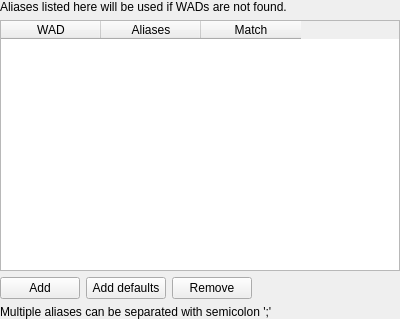
This is src/core/gui/configuration/cfgwadalias.ui in DoomseekerTeam/Doomseeker as Qt 5 draws it before an edit. The edited form follows.
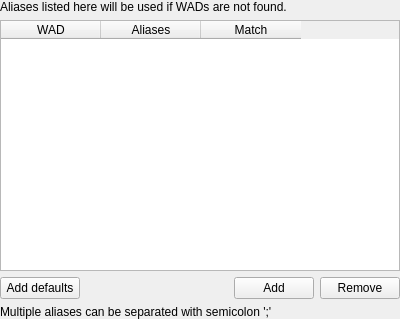
This is the edited form. Icons and pictures are not drawn.

Commit message: Make the "Add defaults"/Add/Remove layouts the same (#3676)

```diff
--- a/src/core/gui/configuration/cfgwadalias.ui
+++ b/src/core/gui/configuration/cfgwadalias.ui
@@ -69,17 +69,6 @@
    </item>
    <item>
     <layout class="QHBoxLayout" name="horizontalLayout">
-     <item>
-      <widget class="QPushButton" name="btnAdd">
-       <property name="text">
-        <string>Add</string>
-       </property>
-       <property name="icon">
-        <iconset resource="../../../../media/resources.qrc">
-         <normaloff>:/icons/plus.png</normaloff>:/icons/plus.png</iconset>
-       </property>
-      </widget>
-     </item>
      <item>
       <widget class="QPushButton" name="btnAddDefaults">
        <property name="text">
@@ -91,17 +80,6 @@
        </property>
       </widget>
      </item>
-     <item>
-      <widget class="QPushButton" name="btnRemove">
-       <property name="text">
-        <string>Remove</string>
-       </property>
-       <property name="icon">
-        <iconset resource="../../../../media/resources.qrc">
-         <normaloff>:/icons/x.png</normaloff>:/icons/x.png</iconset>
-       </property>
-      </widget>
-     </item>
      <item>
       <spacer name="horizontalSpacer">
        <property name="orientation">
@@ -115,6 +93,28 @@
        </property>
       </spacer>
      </item>
+     <item>
+      <widget class="QPushButton" name="btnAdd">
+       <property name="text">
+        <string>Add</string>
+       </property>
+       <property name="icon">
+        <iconset resource="../../../../media/resources.qrc">
+         <normaloff>:/icons/plus.png</normaloff>:/icons/plus.png</iconset>
+       </property>
+      </widget>
+     </item>
+     <item>
+      <widget class="QPushButton" name="btnRemove">
+       <property name="text">
+        <string>Remove</string>
+       </property>
+       <property name="icon">
+        <iconset resource="../../../../media/resources.qrc">
+         <normaloff>:/icons/x.png</normaloff>:/icons/x.png</iconset>
+       </property>
+      </widget>
+     </item>
     </layout>
    </item>
    <item>
```
The commit also changes 2 other files.
